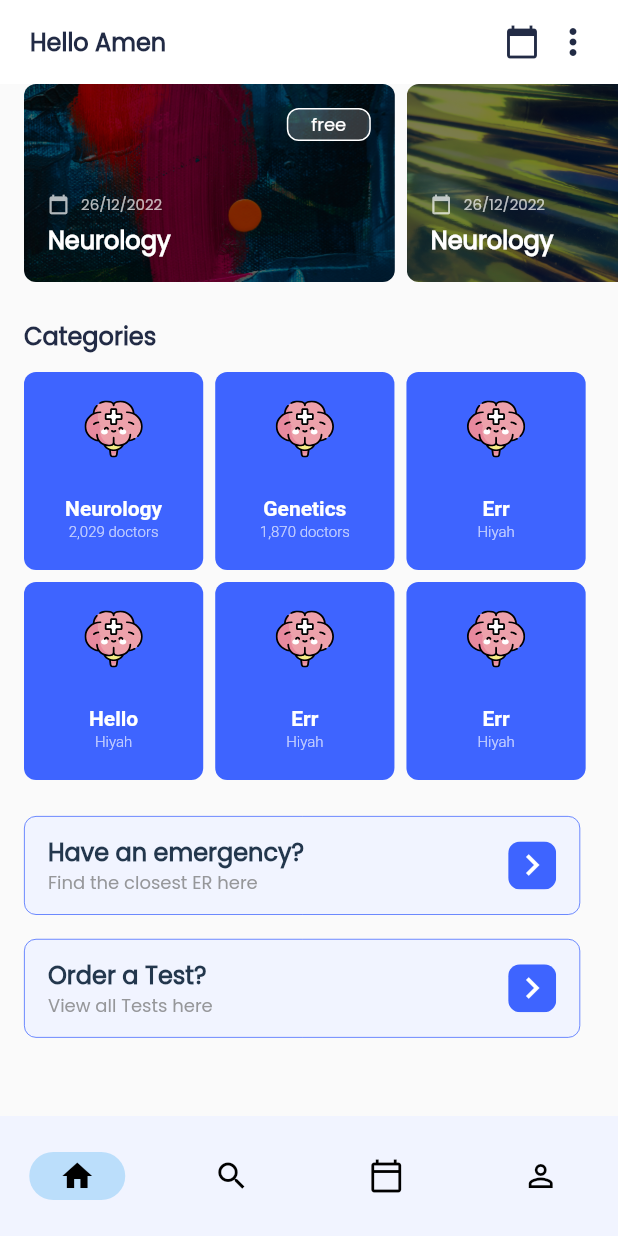
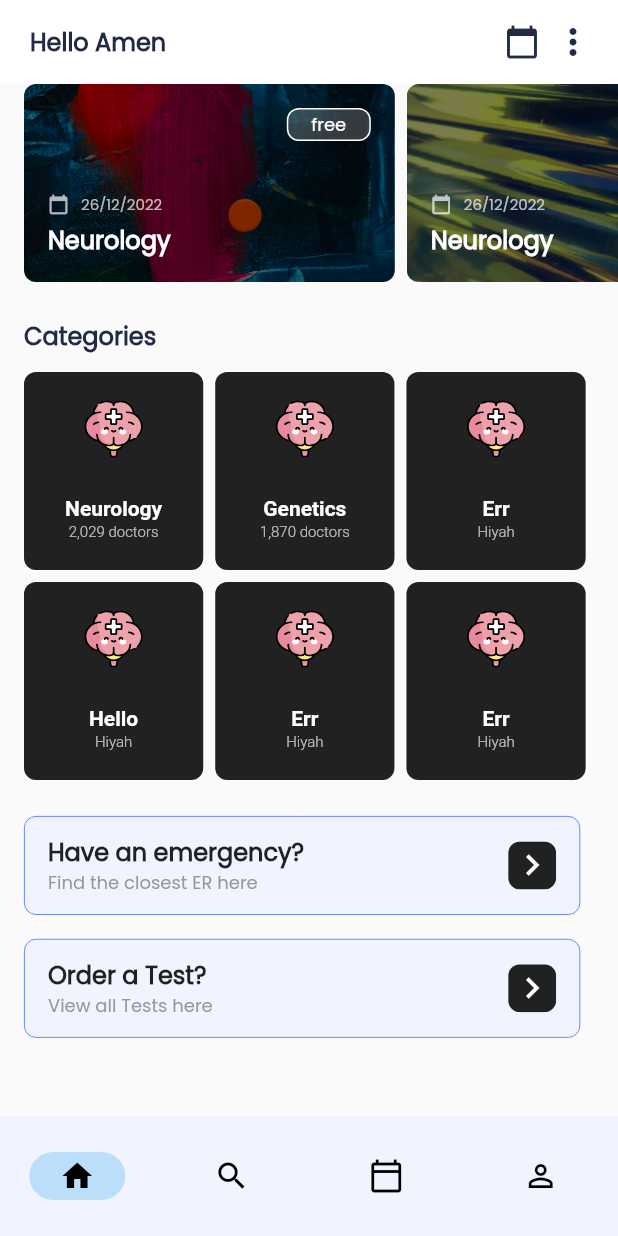
Before and after one commit to amenolabode/Nyaho_app, a Flutter app: the screen it shows after launch, on a phone screen of 412 x 824 dp. Run offline on Flutter 3.47's test engine with Material 2 defaults, Android fonts, the phone set to English and light mode, and no system bars; our stand-ins replace flutter_svg.

Commit message:
Change Color Scheme

```diff
--- a/lib/Components/Button_Outlined.dart
+++ b/lib/Components/Button_Outlined.dart
@@ -47,7 +47,7 @@ class ButtonOutlined extends StatelessWidget {
                       Text(
                         buttonText,
                         style: const TextStyle(
-                            color: Color(0xff23374D),
+                            color: Colors.black87,
                             fontSize: 16,
                             fontFamily: "Poppins",
                             fontWeight: FontWeight.w600),
@@ -71,7 +71,7 @@ class ButtonOutlined extends StatelessWidget {
                     Radius.circular(8),
                   ),
                   child: Container(
-                    color: const Color(0xff3E64FF),
+                    color: Colors.black87,
                     height: 32,
                     width: 32,
                     child: const Icon(
--- a/lib/Components/Home_square_card.dart
+++ b/lib/Components/Home_square_card.dart
@@ -24,7 +24,7 @@ class SquareCard extends StatelessWidget {
         children: [
           Container(
             decoration: const BoxDecoration(
-              color: Color(0xff3E64FF),
+              color: Colors.black87,
               borderRadius: BorderRadius.all(
                 Radius.circular(8),
               ),
```
